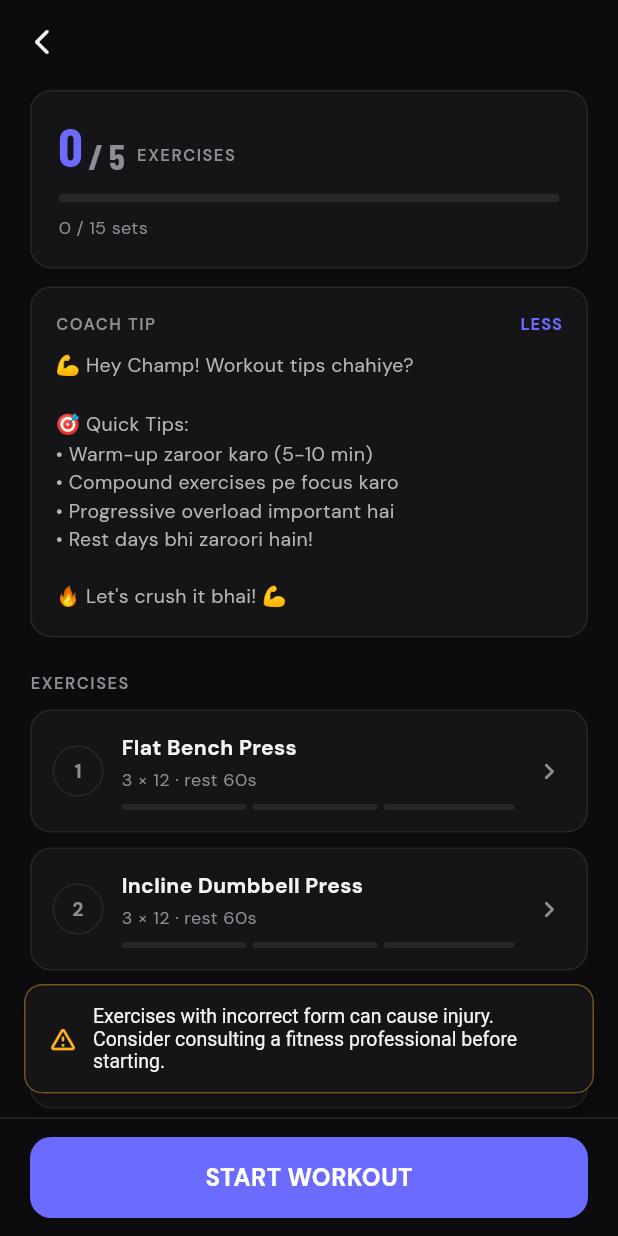
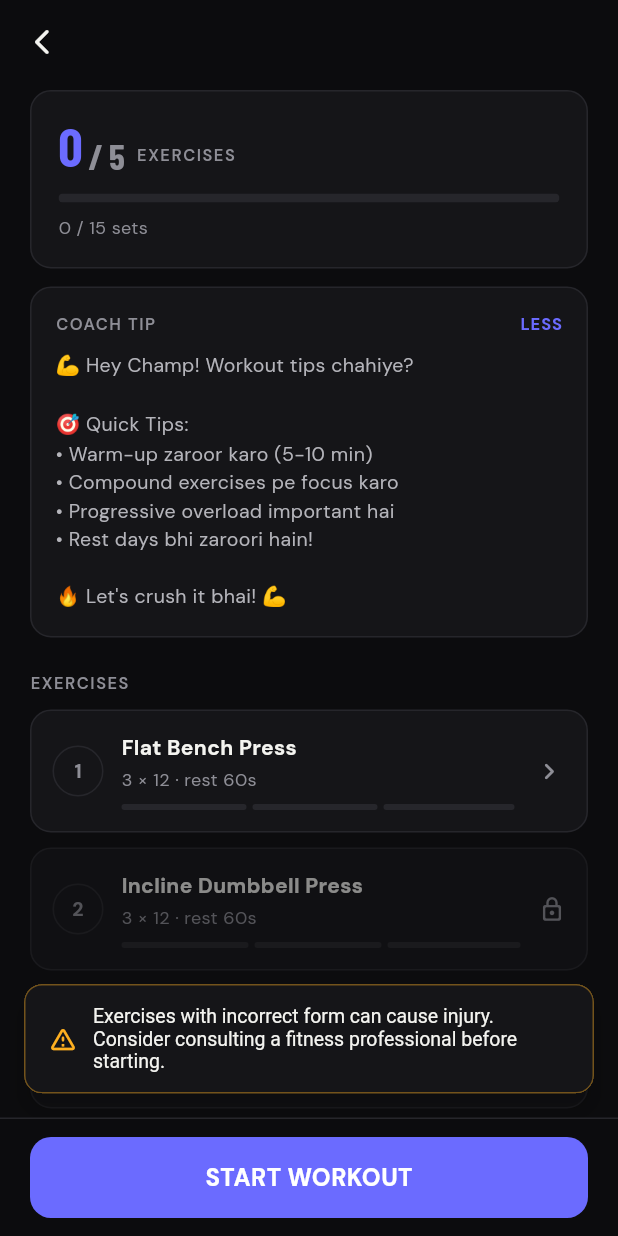
Before and after one commit to fahad2bhatti/fitgenie, a Flutter app: the ActiveWorkoutScreen screen opened directly with empty values, after a tap on "COACH TIP", on a phone screen of 412 x 824 dp. Run offline on Flutter 3.47's test engine with Material 3 defaults, Android fonts, the phone set to English and light mode, and no system bars; our stand-ins replace cached_network_image, cloud_firestore, connectivity_plus, firebase_auth, firebase_core, fl_chart and 11 more; missing offline and left inert: in_app_update, mobile_scanner; accounts and stored records are empty; statements that could not run were skipped.

Commit message:
WIP: workout fixes + set sheet

```diff
--- a/lib/screens/workout_screen.dart
+++ b/lib/screens/workout_screen.dart
@@ -1060,16 +1060,73 @@
   }
 
   Future<void> _loadCoachTip() async {
+    // workout-fixes-v1
+    // Din mein sirf ek baar AI: pehle memory, phir Firestore, phir (sirf zaroorat par) AI.
+    final today = DateTime.now();
+    final dayKey =
+        '${today.year}-${today.month.toString().padLeft(2, '0')}-${today.day.toString().padLeft(2, '0')}';
+    final safeTitle = widget.workoutTitle
+        .toLowerCase()
+        .replaceAll(RegExp(r'[^a-z0-9]+'), '_');
+    final cacheKey = '${widget.userId}|$dayKey|$safeTitle';
+
+    final cached = _coachTipCache[cacheKey];
+    if (cached != null) {
+      if (!mounted) return;
+      setState(() {
+        _coachTip = cached;
+        _tipLoading = false;
+      });
+      return;
+    }
+
+    final ref = _firestore
+        .collection('users')
+        .doc(widget.userId)
+        .collection('coachTips')
+        .doc('${dayKey}_$safeTitle');
+
+    // Aaj ka tip Firestore mein pehle se hai? (rules ya net ka masla ho to chhod do)
+    try {
+      final snap = await ref.get().timeout(const Duration(seconds: 4));
+      final saved = snap.data()?['tip'];
+      if (saved is String && saved.trim().isNotEmpty) {
+        _coachTipCache[cacheKey] = saved;
+        if (!mounted) return;
+        setState(() {
+          _coachTip = saved;
+          _tipLoading = false;
+        });
+        return;
+      }
+    } catch (e) {
+      debugPrint('Coach tip read skipped: $e');
+    }
+
+    // Nahi mila: AI se sirf ek baar maango
     try {
       final names = _items.map((e) => e.name).join(', ');
-      final tip = await _aiService.chat(
+      final tip = (await _aiService.chat(
         uid: widget.userId,
         userMessage:
             'Aaj ka workout: ${widget.workoutTitle} ($names). Sirf 2 chhoti lines mein ek practical coach tip do (warm-up ya form ke baare mein). Koi list ya emoji nahi.',
-      );
+      ))
+          .trim();
+
+      if (tip.isNotEmpty) {
+        _coachTipCache[cacheKey] = tip;
+        unawaited(
+          ref.set({
+            'tip': tip,
+            'createdAt': FieldValue.serverTimestamp(),
+          }).catchError((Object e) {
+            debugPrint('Coach tip save skipped: $e');
+          }),
+        );
+      }
       if (!mounted) return;
       setState(() {
-        _coachTip = tip.trim();
+        _coachTip = tip;
         _tipLoading = false;
       });
     } catch (e) {
@@ -1088,17 +1145,24 @@
     setState(() => _starting = true);
 
     try {
-      final docRef = await _firestore
+      // doc() local ID foran deta hai; set() ka ack (net) ka intezaar nahi
+      final docRef = _firestore
           .collection('users')
           .doc(widget.userId)
           .collection('workouts')
-          .add({
+          .doc();
+
+      unawaited(
+        docRef.set({
           'type': widget.workoutTitle,
           'startedAt': FieldValue.serverTimestamp(),
           'status': 'active',
           'sets': [],
           'totalSets': 0,
-      });
+        }).catchError((Object e) {
+          debugPrint('Start workout write error: $e');
+        }),
+      );
 
       if (!mounted) return;
 
@@ -1127,6 +1191,12 @@
     final item = _items[index];
     if (item.isDone) return;
 
+    // Sirf current exercise khulti hai, baqi locked
+    if (index != _currentIndex) {
+      AppSnackbar.showInfo(context, 'Pehle upar wali exercise khatam karo');
+      return;
+    }
+
     if (!_started) {
       await _startWorkout();
       if (!_started || !mounted) return;
@@ -1136,6 +1206,9 @@
 
   void _showSetSheet(_WorkoutItem item) {
     if (!mounted) return;
+
+    // Is set ki shuruaat yaad rakho: sheet band karke dobara kholo to stopwatch resume
+    item.setStartedAt ??= DateTime.now();
     final setNo = item.doneSets + 1;
 
     showModalBottomSheet<bool>(
@@ -1153,14 +1226,22 @@
           'total': '${item.sets}',
         }),
         restSeconds: item.restSeconds, // REST_PARAM
+        initialElapsedSeconds: item.setElapsedSeconds, // ELAPSED_PARAM
         onSetLogged: (weight, reps, durationSeconds, toFailure) async {
           await _logSet(item, weight, reps, durationSeconds);
         },
       ),
     ).then((completed) {
       if (!mounted) return;
-      if (completed == true && !item.isDone) {
+      if (completed == true) {
+        if (!item.isDone) {
+          // Agla set
           _showSetSheet(item);
+        } else {
+          // Exercise khatam: agli exercise khud khul jaye
+          final next = _currentIndex;
+          if (next != -1) _showSetSheet(_items[next]);
+        }
       }
     });
   }
@@ -1186,11 +1267,14 @@
 
     item.weight = weight;
     item.doneSets++;
+    item.setStartedAt = null; // agla set naye stopwatch se
     if (mounted) setState(() => _loggedSets.add(setData));
 
     final id = _sessionId;
     if (id != null) {
-      await _firestore
+      // Net kamzor/band ho tab bhi set screen na atke: write queue ho jata hai
+      unawaited(
+        _firestore
             .collection('users')
             .doc(widget.userId)
             .collection('workouts')
@@ -1198,7 +1282,10 @@
             .update({
           'sets': FieldValue.arrayUnion([setData]),
           'totalSets': _loggedSets.length,
-      });
+        }).catchError((Object e) {
+          debugPrint('Log set write error: $e');
+        }),
+      );
     }
   }
 
@@ -1270,7 +1357,13 @@
       weight: _weightFor(ex),
     );
     setState(() => _items.add(item));
+
+    if (_currentIndex == _items.length - 1) {
+      // Baqi sab ho chuki: seedha khol do
       _openExercise(_items.length - 1);
+    } else {
+      AppSnackbar.showInfo(context, '${ex.name} list mein jud gayi');
+    }
   }
 
   // ============================================================
@@ -1281,16 +1374,17 @@
     _ticker?.cancel();
     final id = _sessionId;
     if (id == null) return;
-    try {
-      await _firestore
+    unawaited(
+      _firestore
           .collection('users')
           .doc(widget.userId)
           .collection('workouts')
           .doc(id)
-          .delete();
-    } catch (e) {
+          .delete()
+          .catchError((Object e) {
         debugPrint('Discard session error: $e');
-    }
+      }),
+    );
   }
 
   Future<void> _handleBack() async {
@@ -1322,8 +1416,9 @@
         ? DateTime.now().difference(_startTime!).inMinutes
         : 0;
 
-    try {
-      await _firestore
+    // Server ke ack ka intezaar nahi: offline mein bhi screen aage badhe
+    unawaited(
+      _firestore
           .collection('users')
           .doc(widget.userId)
           .collection('workouts')
@@ -1333,14 +1428,10 @@
         'status': 'completed',
         'duration': duration,
         'totalSets': _loggedSets.length,
-      });
-    } catch (e) {
-      debugPrint('Finish workout error: $e');
-      if (!mounted) return;
-      setState(() => _finishing = false);
-      AppSnackbar.showError(context, '$e');
-      return;
-    }
+      }).catchError((Object e) {
+        debugPrint('Finish workout write error: $e');
+      }),
+    );
 
     _ticker?.cancel();
     if (!mounted) return;
@@ -1393,11 +1484,24 @@
             child: FilledButton(
               onPressed: () {
                 Navigator.pop(dialogContext);
-                AdsService.instance.showInterstitialAd(
-                  onDismissed: () {
-                    if (mounted) Navigator.pop(context);
-                  },
-                );
+
+                // Screen band karne ka raasta ek hi baar chale (ad ka callback ya fallback)
+                var exited = false;
+                void exitScreen() {
+                  if (exited || !mounted) return;
+                  exited = true;
+                  Navigator.pop(context);
+                }
+
+                try {
+                  AdsService.instance
+                      .showInterstitialAd(onDismissed: exitScreen);
+                } catch (e) {
+                  debugPrint('Interstitial error: $e');
+                  exitScreen();
+                }
+                // Ad load na hua ho ya callback na aaye to bhi screen na atke
+                Future.delayed(const Duration(seconds: 6), exitScreen);
               },
               child: Text(AppStrings.get('done')),
             ),
@@ -1542,7 +1646,7 @@
     final totalSets = _items.fold<int>(0, (sum, e) => sum + e.sets);
     final doneSets = _items.fold<int>(
         0, (sum, e) => sum + (e.doneSets > e.sets ? e.sets : e.doneSets));
-    final doneEx = _items.where((e) => e.isDone).length;
+    final doneEx = _items.where((e) => e.doneSets >= e.sets).length;
     final minutes = widget.plan?.estimatedMinutes;
     final progress = totalSets == 0 ? 0.0 : doneSets / totalSets;
 
@@ -1681,28 +1785,30 @@
 
   Widget _buildExerciseTile(int index) {
     final item = _items[index];
-    final done = item.isDone;
-    final isCurrent = _started && index == _currentIndex;
+    final cur = _currentIndex;
+    final isCurrent = index == cur;
+    final locked = !item.isDone && !isCurrent;
+    final finished = item.doneSets >= item.sets;
+    final active = isCurrent && _started;
     final hasNotes = item.notes != null && item.notes!.isNotEmpty;
 
-    final String subtitle = done
+    final String subtitle = item.skipped
+        ? 'Skipped'
+        : finished
             ? '${item.sets} × ${item.reps} · ${_fmtWeight(item.weight)} kg'
             : '${item.sets} × ${item.reps} · rest ${item.restSeconds}s';
 
     Widget trailing;
-    if (done) {
+    if (item.isDone) {
       trailing = const SizedBox.shrink();
-    } else if (isCurrent) {
+    } else if (active) {
       trailing = Container(
         padding: const EdgeInsets.symmetric(horizontal: 12, vertical: 8),
         decoration: BoxDecoration(
           color: FitGenieTheme.primary,
           borderRadius: BorderRadius.circular(30),
         ),
-        child: Row(
-          mainAxisSize: MainAxisSize.min,
-          children: [
-            Text(
+        child: Text(
           'SET ${item.doneSets + 1}',
           style: const TextStyle(
             color: FitGenieTheme.onPrimary,
@@ -1711,26 +1817,29 @@
             letterSpacing: 0.5,
           ),
         ),
-          ],
-        ),
-      );
+      );
+    } else if (locked) {
+      trailing = const Icon(Icons.lock_outline_rounded,
+          size: 18, color: FitGenieTheme.muted);
     } else {
       trailing = const Icon(Icons.chevron_right_rounded,
           size: 22, color: FitGenieTheme.muted);
     }
 
-    return FGCard(
-      onTap: done ? null : () => _openExercise(index),
-      color: isCurrent ? FitGenieTheme.primary.withValues(alpha: 0.08) : null,
+    return Opacity(
+      opacity: locked ? 0.55 : 1,
+      child: FGCard(
+        onTap: item.isDone ? null : () => _openExercise(index),
+        color: active ? FitGenieTheme.primary.withValues(alpha: 0.08) : null,
         border: Border.all(
-        color: isCurrent
+          color: active
               ? FitGenieTheme.primary.withValues(alpha: 0.6)
               : FitGenieTheme.border,
         ),
         padding: const EdgeInsets.all(14),
         child: Row(
           children: [
-          _buildNumberBadge(index, done, isCurrent),
+            _buildNumberBadge(index, finished && !item.skipped, active),
             const SizedBox(width: 12),
             Expanded(
               child: Column(
@@ -1741,7 +1850,9 @@
                     style: TextStyle(
                       fontWeight: FontWeight.w700,
                       fontSize: 14,
-                    color: done ? FitGenieTheme.muted : FitGenieTheme.text,
+                      color: item.isDone
+                          ? FitGenieTheme.muted
+                          : FitGenieTheme.text,
                     ),
                     maxLines: 1,
                     overflow: TextOverflow.ellipsis,
@@ -1749,12 +1860,12 @@
                   const SizedBox(height: 3),
                   Text(
                     subtitle,
-                  style:
-                      const TextStyle(color: FitGenieTheme.muted, fontSize: 12),
+                    style: const TextStyle(
+                        color: FitGenieTheme.muted, fontSize: 12),
                     maxLines: 1,
                     overflow: TextOverflow.ellipsis,
                   ),
-                if (isCurrent && hasNotes) ...[
+                  if (active && hasNotes) ...[
                     const SizedBox(height: 3),
                     Text(
                       item.notes!,
@@ -1773,8 +1884,8 @@
                       return Expanded(
                         child: Container(
                           height: 4,
-                        margin:
-                            EdgeInsets.only(right: s == item.sets - 1 ? 0 : 4),
+                          margin: EdgeInsets.only(
+                              right: s == item.sets - 1 ? 0 : 4),
                           decoration: BoxDecoration(
                             color: s < item.doneSets
                                 ? FitGenieTheme.primary
@@ -1785,6 +1896,28 @@
                       );
                     }),
                   ),
+                  if (active) ...[
+                    const SizedBox(height: 6),
+                    Align(
+                      alignment: Alignment.centerRight,
+                      child: InkWell(
+                        onTap: () => _skipExercise(index),
+                        child: const Padding(
+                          padding:
+                              EdgeInsets.symmetric(vertical: 2, horizontal: 4),
+                          child: Text(
+                            'SKIP',
+                            style: TextStyle(
+                              color: FitGenieTheme.muted,
+                              fontSize: 10,
+                              fontWeight: FontWeight.w800,
+                              letterSpacing: 0.8,
+                            ),
+                          ),
+                        ),
+                      ),
+                    ),
+                  ],
                 ],
               ),
             ),
@@ -1792,7 +1925,15 @@
             trailing,
           ],
         ),
-    );
+      ),
+    );
+  }
+
+  void _skipExercise(int index) {
+    setState(() {
+      _items[index].skipped = true;
+      _items[index].setStartedAt = null;
+    });
   }
 
   Widget _buildNumberBadge(int index, bool done, bool isCurrent) {
@@ -1915,6 +2056,12 @@
   double weight;
   int doneSets = 0;
 
+  /// User ne "SKIP" dabaya
+  bool skipped = false;
+
+  /// Current set kab shuru hua (sheet band/khol karne par stopwatch resume ke liye)
+  DateTime? setStartedAt;
+
   _WorkoutItem({
     required this.name,
     required this.exercise,
@@ -1925,10 +2072,18 @@
     this.notes,
   });
 
-  bool get isDone => doneSets >= sets;
+  bool get isDone => skipped || doneSets >= sets;
+
+  int get setElapsedSeconds {
+    final s = setStartedAt;
+    return s == null ? 0 : DateTime.now().difference(s).inSeconds;
+  }
 
   bool get isTimed {
     final r = reps.toLowerCase();
     return r.contains('sec') || r.contains('min');
   }
 }
+
+// Coach tip: isi app session mein dobara AI ko request na jaye
+final Map<String, String> _coachTipCache = {};
```
Also changed, not shown: lib/widgets/active_set_sheet.dart (+11 -1 lines), lib/widgets/set_timer_widgets.dart (+6 -5 lines). Lines whose indentation alone changed are shown as unchanged.
